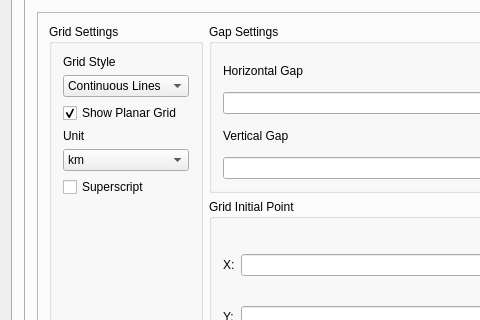
Qt form src/terralib/layout/qt/ui/GridSettings.ui (claudiobogossian/terraprint) before a commit; both pictures show x 0 to 480 and y 129 to 449 of the 711 by 573 pixel window.
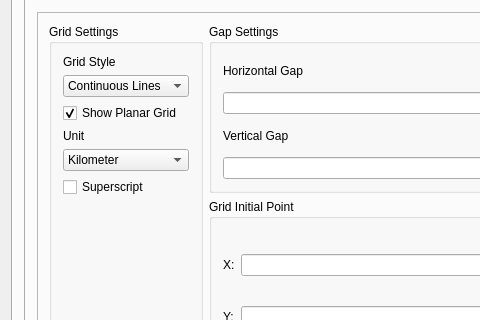
The same form after that commit.

```diff
--- a/src/terralib/layout/qt/ui/GridSettings.ui
+++ b/src/terralib/layout/qt/ui/GridSettings.ui
@@ -290,7 +290,7 @@
                           <widget class="QComboBox" name="cmbUnit">
                            <item>
                             <property name="text">
-                             <string>km</string>
+                             <string>Kilometer</string>
                             </property>
                            </item>
                            <item>
```
Left out of the diff: 2 changed lines with no effect on the pictures.
